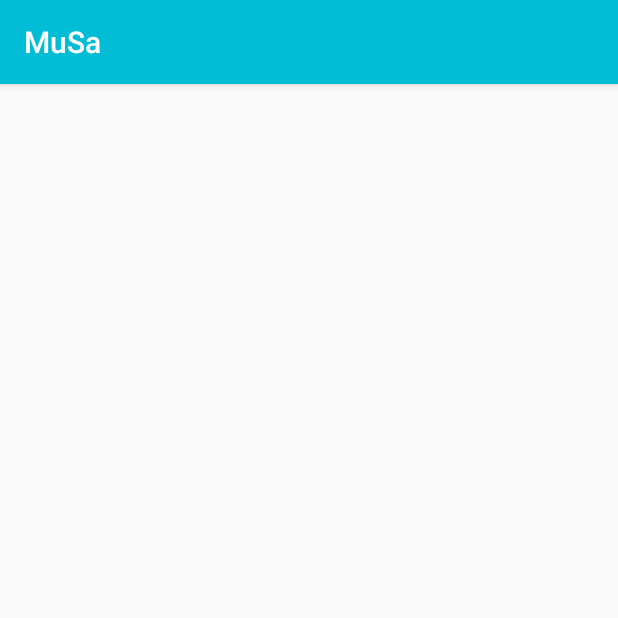
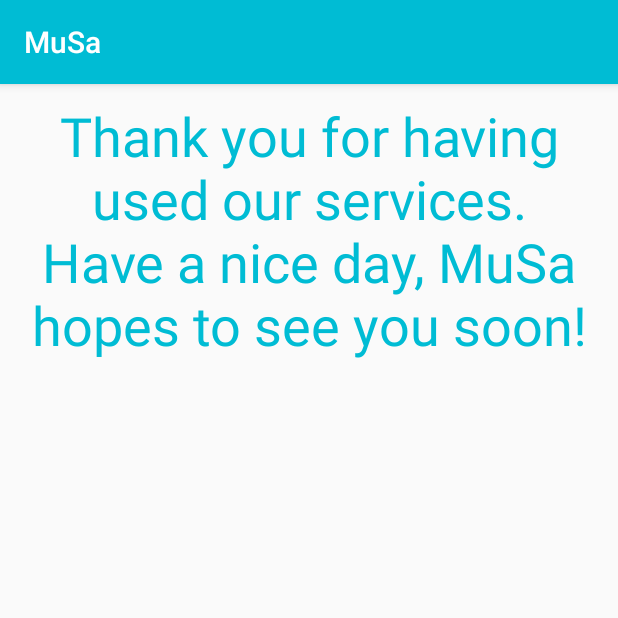
Before and after one commit to stefanofoti/musa, an Android app: the ActivityFinalThanks screen opened directly, with no data from a screen before it, on a phone screen of 412 x 824 dp, the top half of it. Run offline under Robolectric (Android 15) with nearby library versions, the phone set to English and light mode, and no system bars.

Commit message:
Activity for final thanks added. Stop for BLE handled

```diff
--- a/musa-client-native/MusaClient/app/src/main/java/it/musa/client/activity/ActivityFinalThanks.java
+++ b/musa-client-native/MusaClient/app/src/main/java/it/musa/client/activity/ActivityFinalThanks.java
@@ -4,6 +4,8 @@ import android.support.v7.app.AppCompatActivity;
 import android.os.Bundle;
 
 import it.musa.client.R;
+import it.musa.client.vista.VistaCollecting;
+import it.musa.client.vista.VistaFinalThanks;
 
 public class ActivityFinalThanks extends AppCompatActivity {
 
@@ -12,4 +14,8 @@ public class ActivityFinalThanks extends AppCompatActivity {
         super.onCreate(savedInstanceState);
         setContentView(R.layout.activity_final_thanks);
     }
+
+    public VistaFinalThanks getVistaFinalThanks() {
+        return (VistaFinalThanks) getSupportFragmentManager().findFragmentById(R.id.vistaFinalThanks);
+    }
 }
--- a/musa-client-native/MusaClient/app/src/main/java/it/musa/client/activity/ActivitySurvey.java
+++ b/musa-client-native/MusaClient/app/src/main/java/it/musa/client/activity/ActivitySurvey.java
@@ -42,6 +42,11 @@ public class ActivitySurvey extends AppCompatActivity {
 
     public void mostraActivityTour() {
         Intent intent = new Intent(this, ActivityTour.class);
+        startActivity(intent);
+    }
+
+    public void mostraActivityFinalThanks() {
+        Intent intent = new Intent(this, ActivityFinalThanks.class);
         startActivity(intent);
     }
 
--- a/musa-client-native/MusaClient/app/src/main/java/it/musa/client/vista/VistaFeedbackSurvey.java
+++ b/musa-client-native/MusaClient/app/src/main/java/it/musa/client/vista/VistaFeedbackSurvey.java
@@ -73,7 +73,7 @@ public class VistaFeedbackSurvey extends Fragment {
     }
 
     private void inizializzaAzioni(){
-        //TODO this.submit.setOnClickListener(Applicazione.getInstance().ge);
+        this.submit.setOnClickListener(Applicazione.getInstance().getControlloFeedbackSurvey().getAzioneSubmit());
     }
 
     // Get methods: they allow external classes to access the fields of this class
--- /dev/null
+++ b/musa-client-native/MusaClient/app/src/main/java/it/musa/client/vista/VistaFinalThanks.java
@@ -0,0 +1,17 @@
+package it.musa.client.vista;
+
+import android.os.Bundle;
+import android.support.v4.app.Fragment;
+import android.view.LayoutInflater;
+import android.view.View;
+import android.view.ViewGroup;
+
+import it.musa.client.R;
+
+public class VistaFinalThanks extends Fragment {
+
+    @Override
+    public View onCreateView(LayoutInflater inflater, ViewGroup container, Bundle savedInstanceState) {
+        return inflater.inflate(R.layout.vista_final_thanks, container, false);
+    }
+}
--- a/musa-client-native/MusaClient/app/src/main/res/layout/activity_final_thanks.xml
+++ b/musa-client-native/MusaClient/app/src/main/res/layout/activity_final_thanks.xml
@@ -1,9 +1,12 @@
-<?xml version="1.0" encoding="utf-8"?>
-<android.support.constraint.ConstraintLayout xmlns:android="http://schemas.android.com/apk/res/android"
-    xmlns:app="http://schemas.android.com/apk/res-auto"
-    xmlns:tools="http://schemas.android.com/tools"
+<FrameLayout xmlns:android="http://schemas.android.com/apk/res/android"
+    android:id="@+id/containerVistaFinalThanks"
     android:layout_width="match_parent"
-    android:layout_height="match_parent"
-    tools:context=".client.activity.ActivityFinalThanks">
+    android:layout_height="match_parent">
 
-</android.support.constraint.ConstraintLayout>
+    <fragment android:name="it.musa.client.vista.VistaFinalThanks"
+        android:id="@+id/vistaFinalThanks"
+        android:layout_width="match_parent"
+        android:layout_height="match_parent" />
+
+
+</FrameLayout>
--- /dev/null
+++ b/musa-client-native/MusaClient/app/src/main/res/layout/vista_final_thanks.xml
@@ -0,0 +1,25 @@
+<?xml version="1.0" encoding="utf-8"?>
+<ScrollView xmlns:android="http://schemas.android.com/apk/res/android"
+    android:layout_width="match_parent"
+    android:layout_height="match_parent"
+    android:fillViewport="true">
+
+    <LinearLayout
+        android:layout_width="match_parent"
+        android:layout_height="wrap_content"
+        android:orientation="vertical">
+
+
+        <TextView
+            android:id="@+id/finalThanksText"
+            android:layout_width="match_parent"
+            android:layout_height="wrap_content"
+            android:layout_margin="10dp"
+            android:gravity="center"
+            android:text="@string/final_thanks_text"
+            android:textColor="@color/primary"
+            android:textSize="36sp" />
+
+
+    </LinearLayout>
+</ScrollView>
--- a/musa-client-native/MusaClient/app/src/main/res/values/strings.xml
+++ b/musa-client-native/MusaClient/app/src/main/res/values/strings.xml
@@ -45,4 +45,6 @@
     <string name="feedback_survey_friend_value_low">No</string>
     <string name="feedback_survey_friend_value_middle">Maybe</string>
     <string name="feedback_survey_submit_button">Submit</string>
+    <string name="final_thanks_text">Thank you for having used our services.\nHave a nice day, MuSa hopes to see you soon!</string>
+    <string name="collecting_end_button">I\'ve finished my visit!</string>
 </resources>
```
Also changed, not shown: musa-client-native/MusaClient/app/src/main/java/it/musa/client/Applicazione.java (+9 -0 lines), musa-client-native/MusaClient/app/src/main/java/it/musa/client/activity/ActivityCollecting.java (+8 -0 lines), musa-client-native/MusaClient/app/src/main/java/it/musa/client/controllo/ControlloCollecting.java (added, +42 -0 lines), musa-client-native/MusaClient/app/src/main/java/it/musa/client/controllo/ControlloFeedbackSurvey.java (+90 -0 lines), musa-client-native/MusaClient/app/src/main/java/it/musa/client/controllo/ControlloSurvey.java (+10 -7 lines), musa-client-native/MusaClient/app/src/main/java/it/musa/client/vista/VistaCollecting.java (+8 -2 lines), musa-client-native/MusaClient/app/src/main/res/layout/vista_collecting.xml (+11 -0 lines).
